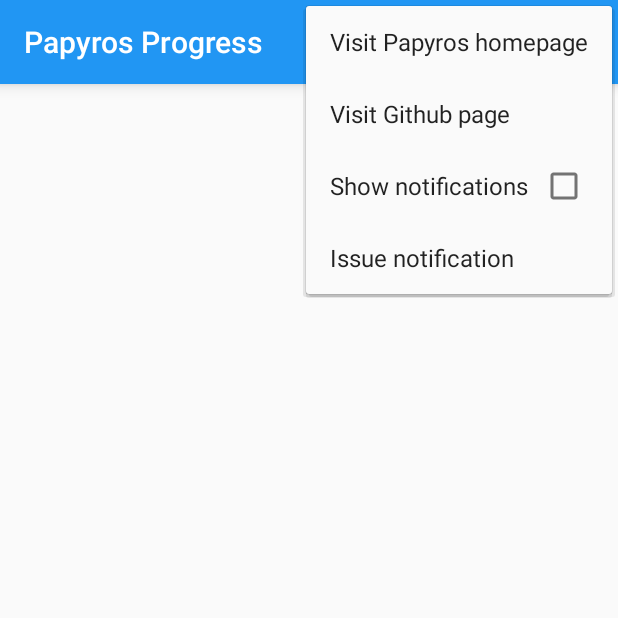
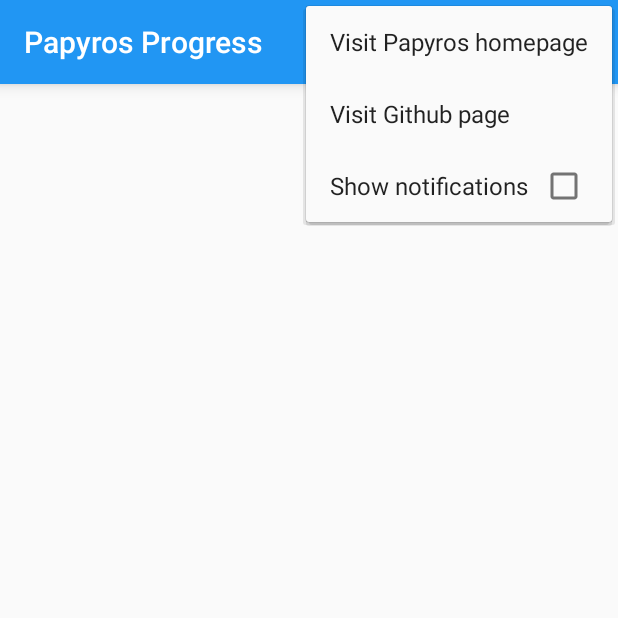
Before and after one commit to teinvdlugt/PapyrosProgress, an Android app: the screen it shows after launch (MainActivity), with the options menu open, on a phone screen of 412 x 824 dp, the top half of it. Run offline under Robolectric (Android 15) with nearby library versions, the phone set to English and light mode, and no system bars; 3 statements that could not run were skipped.

Commit message:
Remove notification demo

```diff
--- a/app/src/main/java/com/teinproductions/tein/papyrosprogress/MainActivity.java
+++ b/app/src/main/java/com/teinproductions/tein/papyrosprogress/MainActivity.java
@@ -243,9 +243,6 @@
                 // Save preference
                 getSharedPreferences(SHARED_PREFERENCES, MODE_PRIVATE).edit()
                         .putBoolean(NOTIFICATION_PREFERENCE, item.isChecked()).apply();
-                return true;
-            case R.id.issue_notification:
-                NotificationReceiver.issueNotification(this, 80, 82, "Version 0.1");
         }
 
         return false;
--- a/app/src/main/res/menu/menu_main.xml
+++ b/app/src/main/res/menu/menu_main.xml
@@ -18,9 +18,4 @@
         android:orderInCategory="102"
         android:title="@string/show_notification"
         app:showAsAction="never" />
-    <item
-        android:id="@+id/issue_notification"
-        android:orderInCategory="103"
-        android:title="Issue notification"
-        app:showAsAction="never" />
 </menu>
```
